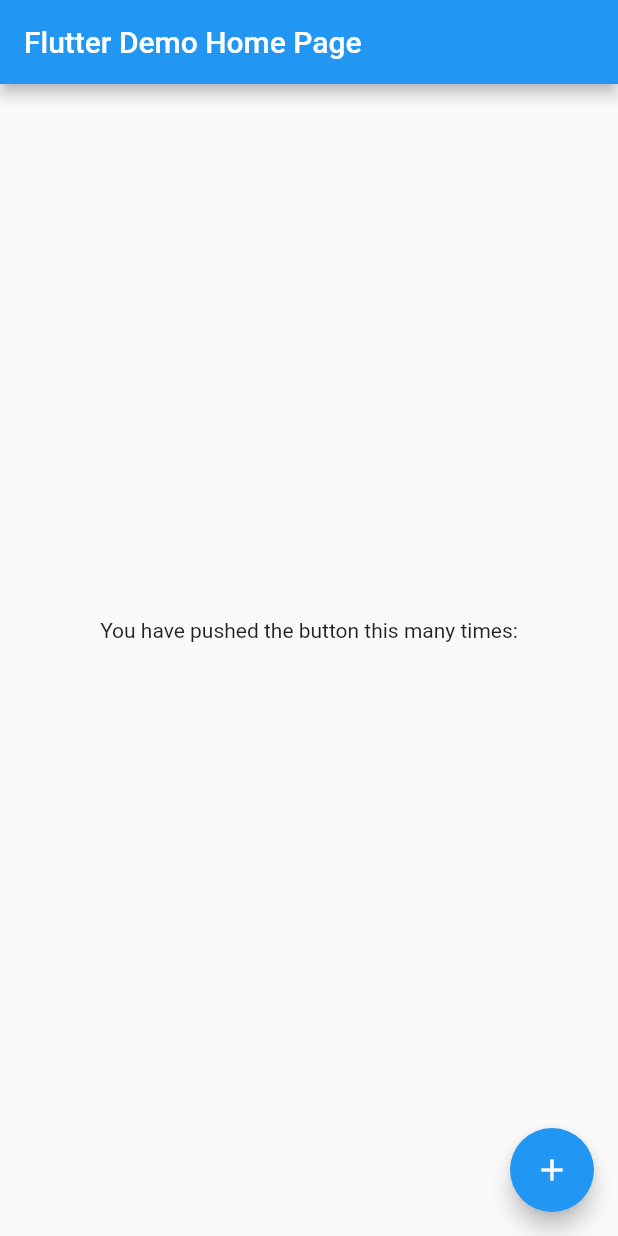
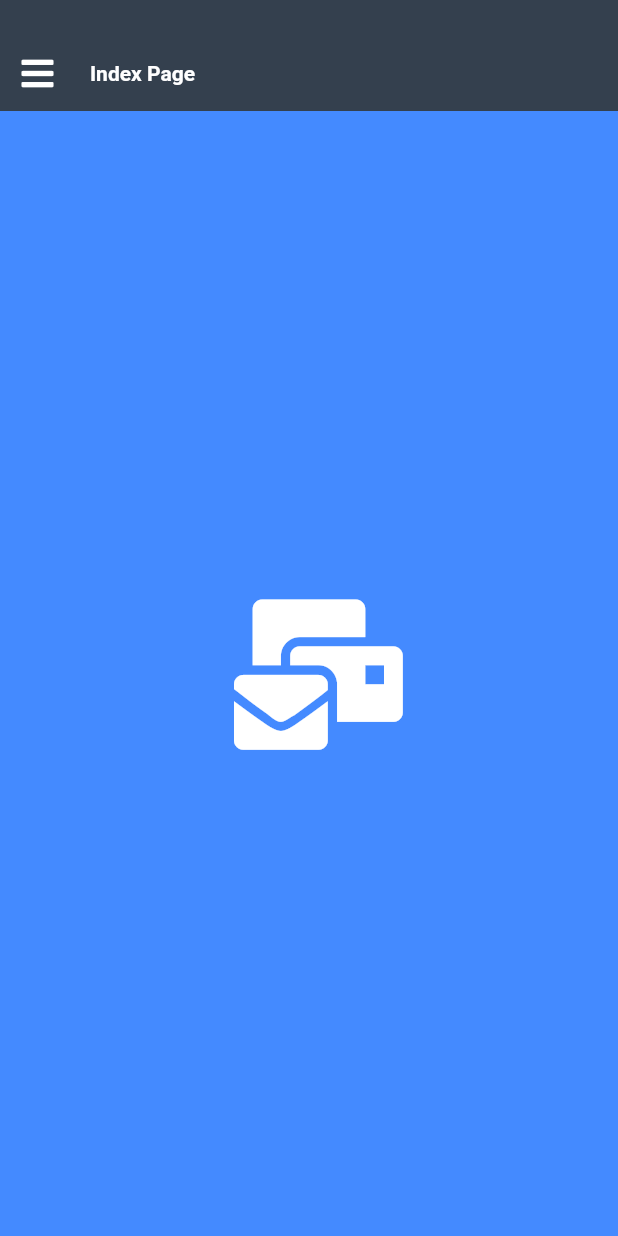
Before and after one commit to Jahwa-IT-Team/jahwa_mobile_working_center, a Flutter app: the screen it shows after launch, on a phone screen of 412 x 824 dp. Run offline on Flutter 3.47's test engine with Material 2 defaults, Android fonts, the phone set to English and light mode, and no system bars; our stand-ins replace font_awesome_flutter; missing offline and left inert: encrypt.

Commit message:
2020-09-03

```diff
--- /dev/null
+++ b/lib/index.dart
@@ -0,0 +1,72 @@
+import 'package:flutter/material.dart';
+import 'package:font_awesome_flutter/font_awesome_flutter.dart';
+
+class Index extends StatelessWidget {
+
+  @override
+  Widget build(BuildContext context) {
+    return Scaffold(
+      body: Center(
+        child: Column(
+          children: <Widget>[
+            Container( // Top Area
+              height: 24,
+              width: MediaQuery.of(context).size.width,
+              color: Color.fromARGB(0xFF, 0x34, 0x40, 0x4E),
+            ),
+            Container( // Menu Area - Menu List Button + Menu Name + Close Button -> Index has not Close Button
+              height: 50,
+              alignment: Alignment.centerLeft,
+              width: MediaQuery.of(context).size.width,
+              color: Color.fromARGB(0xFF, 0x34, 0x40, 0x4E),
+              child: Row(
+                children: <Widget>[
+                  Container(
+                    width: 50,
+                    alignment: Alignment.center,
+                    child : IconButton(
+                        icon: FaIcon(FontAwesomeIcons.bars),
+                        color: Colors.white,
+                        onPressed: () { print("Menu List !!!"); }
+                    ),
+                  ),
+                  Container(
+                    width: MediaQuery.of(context).size.width - 50, // Index를 제외한 경우는 100을 차감
+                    padding: EdgeInsets.all(10.0) ,
+                    child: Text(
+                      'Index Page',
+                      style: TextStyle(fontWeight: FontWeight.bold, color: Colors.white),
+                    ),
+                  ),
+                  /*Container(
+                    width: 50,
+                    alignment: Alignment.center,
+                    child: IconButton(
+                      icon: FaIcon(FontAwesomeIcons.times),
+                      color: Colors.white,
+                      hoverColor: Colors.amber,
+                      onPressed: () { print("Close This Page !!!"); }
+                    ),
+                  ),*/
+                ],
+              ),
+            ),
+            Container( // Main Area
+              color: Colors.blueAccent,
+              width: MediaQuery.of(context).size.width,
+              height: MediaQuery.of(context).size.height - 74,
+              alignment: Alignment.center,
+              child : IconButton(
+                  icon: FaIcon(FontAwesomeIcons.mailBulk),
+                  iconSize: 100,
+                  hoverColor: Colors.amber,
+                  color: Colors.white,
+                  onPressed: () { Navigator.pushNamed(context, '/MailList'); }
+              ),
+            ),
+          ],
+        ),
+      ),
+    );
+  }
+}
--- a/lib/main.dart
+++ b/lib/main.dart
@@ -1,81 +1,18 @@
 import 'package:flutter/material.dart';
-import 'package:encrypt/encrypt.dart' as encrypt;
-import 'package:intl/intl.dart';
 
-void main() => runApp(MyApp());
+import 'package:jahwa_mobile_working_center/program_list.dart';
 
-class MyApp extends StatelessWidget {
-  // This widget is the root of your application.
+void main() => runApp(MainApp());
+
+class MainApp extends StatelessWidget {
   @override
   Widget build(BuildContext context) {
     return MaterialApp(
-      title: 'Flutter Demo',
+      title: 'Jahwa Mobile Working Center',
       theme: ThemeData(
         primarySwatch: Colors.blue,
       ),
-      home: MyHomePage(title: 'Flutter Demo Home Page'),
+      routes: routes,
     );
   }
 }
-
-class MyHomePage extends StatefulWidget {
-  MyHomePage({Key key, this.title}) : super(key: key);
-
-  final String title;
-
-  @override
-  _MyHomePageState createState() => _MyHomePageState();
-}
-
-class _MyHomePageState extends State<MyHomePage> {
-  var _counter = "";
-
-  void _incrementCounter() {
-    setState(() {
-      final plainText = 'This Text is Not Encrypted!!!';
-
-      DateTime now = DateTime.now();
-      String keydata = DateFormat('yyyyMMdd').format(now);
-      keydata = keydata + keydata + keydata + keydata;
-
-      final key = encrypt.Key.fromUtf8(keydata);
-      final iv = encrypt.IV.fromLength(16);
-      final encrypter = encrypt.Encrypter(encrypt.AES(key));
-
-      final encrypted = encrypter.encrypt(plainText, iv: iv);
-      final decrypted = encrypter.decrypt(encrypted, iv: iv);
-
-      print(key.base64);
-      print(encrypted.base64);
-      print(decrypted);
-    });
-  }
-
-  @override
-  Widget build(BuildContext context) {
-    return Scaffold(
-      appBar: AppBar(
-        title: Text(widget.title),
-      ),
-      body: Center(
-        child: Column(
-          mainAxisAlignment: MainAxisAlignment.center,
-          children: <Widget>[
-            Text(
-              'You have pushed the button this many times:',
-            ),
-            Text(
-              '$_counter',
-              style: Theme.of(context).textTheme.display1,
-            ),
-          ],
-        ),
-      ),
-      floatingActionButton: FloatingActionButton(
-        onPressed: _incrementCounter,
-        tooltip: 'Increment',
-        child: Icon(Icons.add),
-      ), // This trailing comma makes auto-formatting nicer for build methods.
-    );
-  }
-}
--- /dev/null
+++ b/lib/program_list.dart
@@ -0,0 +1,10 @@
+import 'package:flutter/material.dart';
+
+import 'package:jahwa_mobile_working_center/index.dart';
+import 'package:jahwa_mobile_working_center/mail/mail_list.dart';
+
+final routes = {
+  '/' : (BuildContext context) => Index(),
+  '/Index' : (BuildContext context) => Index(),
+  '/MailList' : (BuildContext context) => MailList(),
+};
```
Also changed, not shown: lib/mail/mail_list.dart (added, +75 -0 lines), lib/util/common.dart (added, +119 -0 lines), pubspec.yaml (+14 -1 lines), assets/icon/icon.png (added), pubspec.lock, 18 other files.
